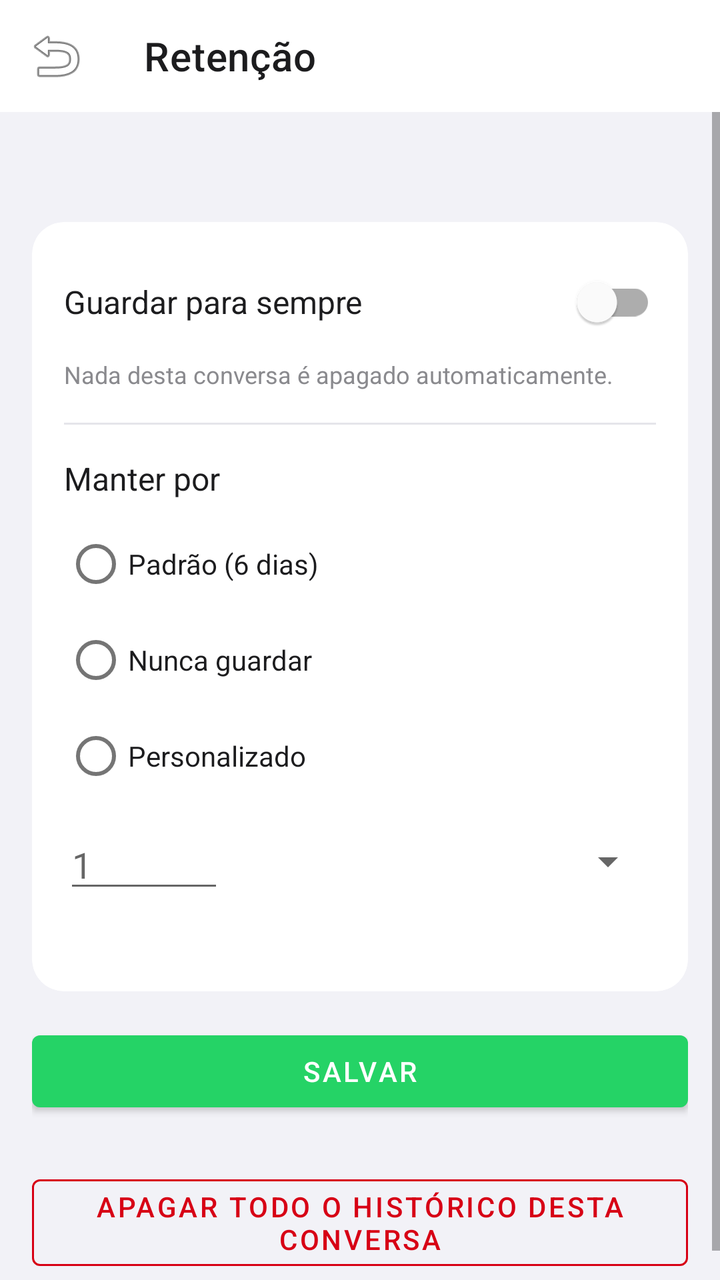
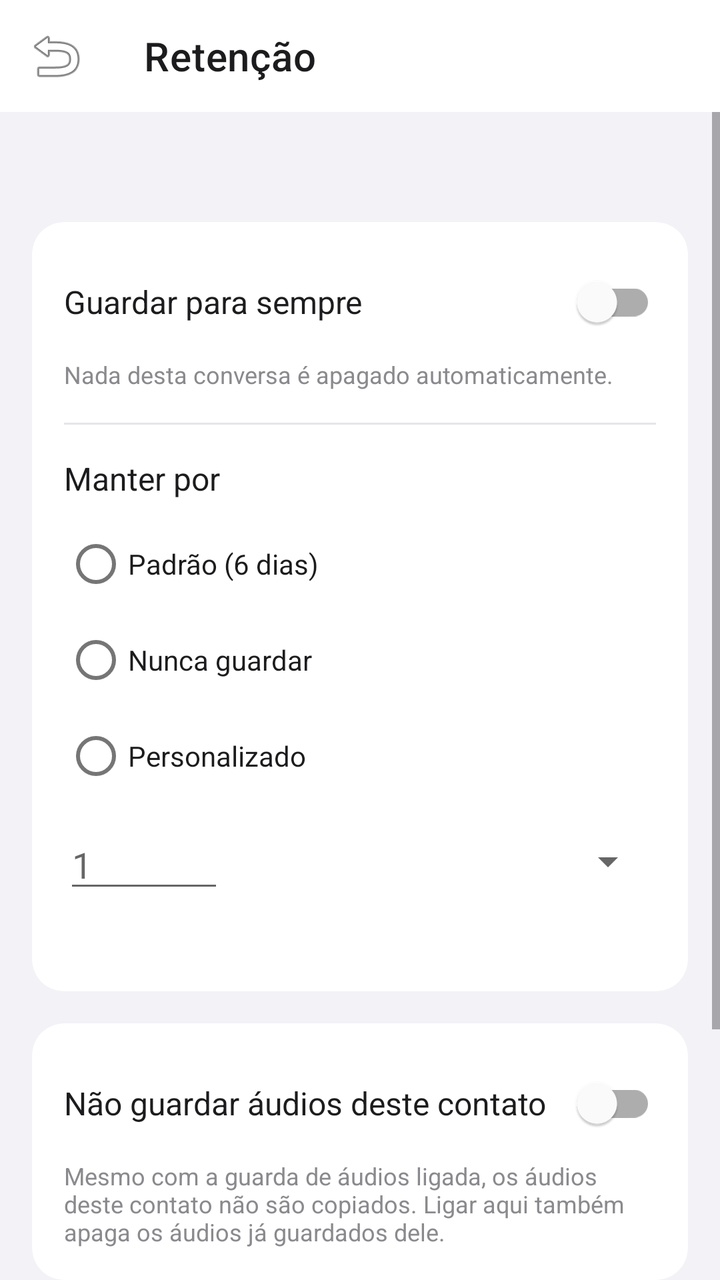

Compare the two renders of this Android layout. The source of the first and the diff that turns it into the second are given below.
<!-- AndroidManifest.xml: application theme Theme.WaNotifKeeper -->
<!-- res/layout/activity_retention.xml -->
<?xml version="1.0" encoding="utf-8"?>
<LinearLayout xmlns:android="http://schemas.android.com/apk/res/android"
    xmlns:app="http://schemas.android.com/apk/res-auto"
    android:layout_width="match_parent"
    android:layout_height="match_parent"
    android:orientation="vertical"
    android:background="#F2F2F7">

    <com.google.android.material.appbar.MaterialToolbar
        android:id="@+id/toolbar"
        android:layout_width="match_parent"
        android:layout_height="?attr/actionBarSize"
        android:background="#FFFFFF"
        app:navigationIcon="@android:drawable/ic_menu_revert"
        app:title="Retenção"
        app:titleTextColor="#1C1C1E" />

    <ScrollView
        android:layout_width="match_parent"
        android:layout_height="0dp"
        android:layout_weight="1"
        android:fillViewport="true">

        <LinearLayout
            android:layout_width="match_parent"
            android:layout_height="wrap_content"
            android:orientation="vertical"
            android:padding="16dp">

            <TextView
                android:id="@+id/tvSender"
                android:layout_width="match_parent"
                android:layout_height="wrap_content"
                android:layout_marginBottom="12dp"
                android:textColor="#1C1C1E"
                android:textSize="20sp"
                android:textStyle="bold" />

            <androidx.cardview.widget.CardView
                android:layout_width="match_parent"
                android:layout_height="wrap_content"
                app:cardCornerRadius="16dp"
                app:cardElevation="0dp"
                app:cardBackgroundColor="#FFFFFF">

                <LinearLayout
                    android:layout_width="match_parent"
                    android:layout_height="wrap_content"
                    android:orientation="vertical"
                    android:padding="16dp">

                    
                    <LinearLayout
                        android:layout_width="match_parent"
                        android:layout_height="wrap_content"
                        android:orientation="horizontal"
                        android:gravity="center_vertical">

                        <TextView
                            android:layout_width="0dp"
                            android:layout_height="wrap_content"
                            android:layout_weight="1"
                            android:text="Guardar para sempre"
                            android:textColor="#1C1C1E"
                            android:textSize="16sp" />

                        <com.google.android.material.switchmaterial.SwitchMaterial
                            android:id="@+id/swForever"
                            android:layout_width="wrap_content"
                            android:layout_height="wrap_content" />

                    </LinearLayout>

                    <TextView
                        android:id="@+id/tvForeverHint"
                        android:layout_width="match_parent"
                        android:layout_height="wrap_content"
                        android:layout_marginTop="4dp"
                        android:text="Nada desta conversa é apagado automaticamente."
                        android:textColor="#8A8A8E"
                        android:textSize="12sp" />

                    <View
                        android:layout_width="match_parent"
                        android:layout_height="1dp"
                        android:layout_marginVertical="16dp"
                        android:background="#E5E5EA" />

                    <TextView
                        android:layout_width="match_parent"
                        android:layout_height="wrap_content"
                        android:text="Manter por"
                        android:textColor="#1C1C1E"
                        android:textSize="16sp" />

                    <RadioGroup
                        android:id="@+id/rgMode"
                        android:layout_width="match_parent"
                        android:layout_height="wrap_content"
                        android:layout_marginTop="8dp"
                        android:orientation="vertical">

                        <RadioButton
                            android:id="@+id/rbDefault"
                            android:layout_width="match_parent"
                            android:layout_height="wrap_content"
                            android:textColor="#1C1C1E"
                            android:text="Padrão (6 dias)" />

                        <RadioButton
                            android:id="@+id/rbNever"
                            android:layout_width="match_parent"
                            android:layout_height="wrap_content"
                            android:textColor="#1C1C1E"
                            android:text="Nunca guardar" />

                        <RadioButton
                            android:id="@+id/rbCustom"
                            android:layout_width="match_parent"
                            android:layout_height="wrap_content"
                            android:textColor="#1C1C1E"
                            android:text="Personalizado" />

                    </RadioGroup>

                    <LinearLayout
                        android:id="@+id/rowCustom"
                        android:layout_width="match_parent"
                        android:layout_height="wrap_content"
                        android:layout_marginTop="8dp"
                        android:orientation="horizontal"
                        android:gravity="center_vertical">

                        <EditText
                            android:id="@+id/etAmount"
                            android:layout_width="80dp"
                            android:layout_height="wrap_content"
                            android:inputType="number"
                            android:maxLength="4"
                            android:textColor="#1C1C1E"
                            android:autofillHints=""
                            android:hint="1" />

                        <Spinner
                            android:id="@+id/spUnit"
                            android:layout_width="0dp"
                            android:layout_height="wrap_content"
                            android:layout_weight="1"
                            android:layout_marginStart="12dp" />

                    </LinearLayout>

                    <TextView
                        android:id="@+id/tvExplain"
                        android:layout_width="match_parent"
                        android:layout_height="wrap_content"
                        android:layout_marginTop="12dp"
                        android:textColor="#8A8A8E"
                        android:textSize="12sp" />

                </LinearLayout>

            </androidx.cardview.widget.CardView>

            <Button
                android:id="@+id/btnSave"
                android:layout_width="match_parent"
                android:layout_height="wrap_content"
                android:layout_marginTop="16dp"
                android:text="Salvar" />

            <Button
                android:id="@+id/btnWipe"
                style="?attr/materialButtonOutlinedStyle"
                android:layout_width="match_parent"
                android:layout_height="wrap_content"
                android:layout_marginTop="24dp"
                android:text="Apagar todo o histórico desta conversa"
                android:textColor="#D70015"
                app:strokeColor="#D70015" />

        </LinearLayout>

    </ScrollView>

</LinearLayout>
<!-- resources referenced by this layout -->
<resources>
  <style name="Theme.WaNotifKeeper" parent="Theme.MaterialComponents.DayNight.NoActionBar">
          <item name="colorPrimary">#25D366</item>
          <item name="colorPrimaryVariant">#128C7E</item>
          <item name="colorOnPrimary">#FFFFFF</item>
          <item name="colorSecondary">#34B7F1</item>
          <item name="android:statusBarColor">#25D366</item>
          <item name="android:navigationBarColor">#F0F2F5</item>
          <item name="android:windowSoftInputMode">adjustResize</item>
      </style>
</resources>

<!-- the commit's change to res/layout/activity_retention.xml (unified diff, before → after) -->
@@ -162,6 +162,53 @@
 
             </androidx.cardview.widget.CardView>
 
+            <androidx.cardview.widget.CardView
+                android:layout_width="match_parent"
+                android:layout_height="wrap_content"
+                android:layout_marginTop="16dp"
+                app:cardCornerRadius="16dp"
+                app:cardElevation="0dp"
+                app:cardBackgroundColor="#FFFFFF">
+
+                <LinearLayout
+                    android:layout_width="match_parent"
+                    android:layout_height="wrap_content"
+                    android:orientation="vertical"
+                    android:padding="16dp">
+
+                    <LinearLayout
+                        android:layout_width="match_parent"
+                        android:layout_height="wrap_content"
+                        android:orientation="horizontal"
+                        android:gravity="center_vertical">
+
+                        <TextView
+                            android:layout_width="0dp"
+                            android:layout_height="wrap_content"
+                            android:layout_weight="1"
+                            android:text="Não guardar áudios deste contato"
+                            android:textColor="#1C1C1E"
+                            android:textSize="16sp" />
+
+                        <com.google.android.material.switchmaterial.SwitchMaterial
+                            android:id="@+id/swAudioBlock"
+                            android:layout_width="wrap_content"
+                            android:layout_height="wrap_content" />
+
+                    </LinearLayout>
+
+                    <TextView
+                        android:layout_width="match_parent"
+                        android:layout_height="wrap_content"
+                        android:layout_marginTop="4dp"
+                        android:text="Mesmo com a guarda de áudios ligada, os áudios deste contato não são copiados. Ligar aqui também apaga os áudios já guardados dele."
+                        android:textColor="#8A8A8E"
+                        android:textSize="12sp" />
+
+                </LinearLayout>
+
+            </androidx.cardview.widget.CardView>
+
             <Button
                 android:id="@+id/btnSave"
                 android:layout_width="match_parent"
